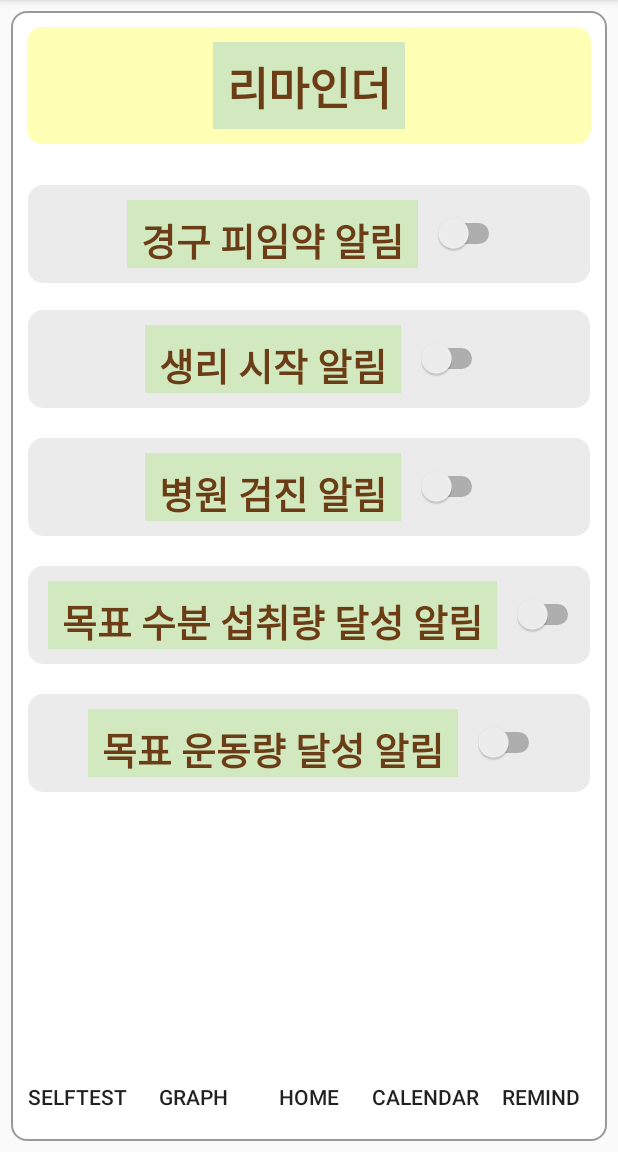
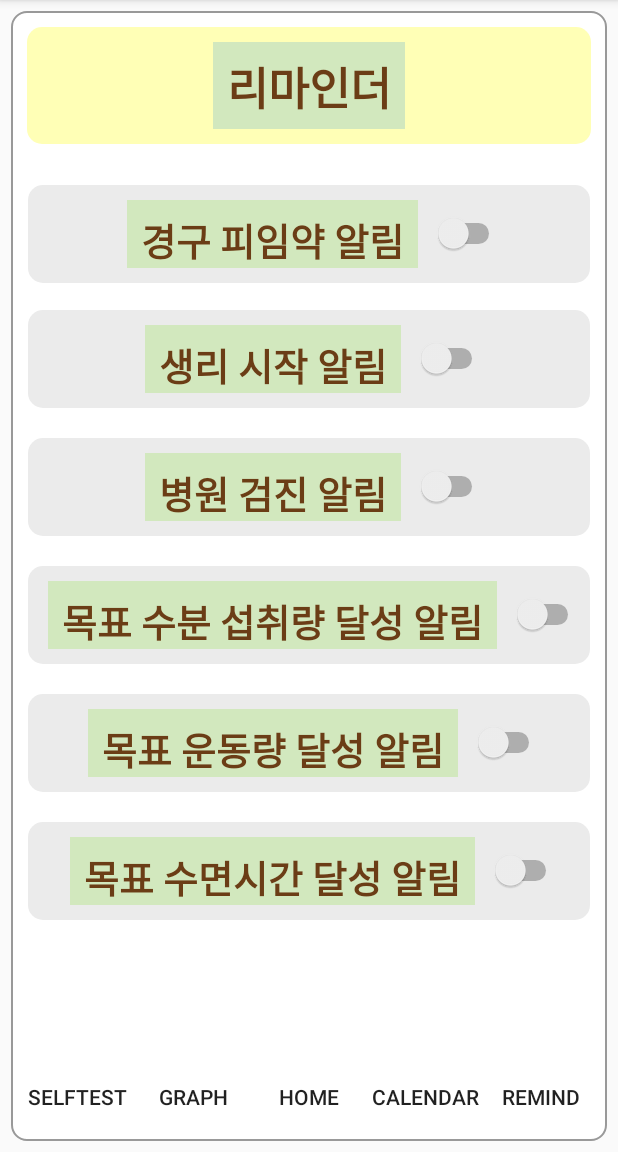
Before and after one commit to aelim0409/magicmadic, an Android app: the MainActivity3 screen opened directly, with no data from a screen before it, on a phone screen of 412 x 824 dp, the part 84-1236 px from its top. Run offline under Robolectric (Android 15) with nearby library versions, the phone set to English and light mode, and no system bars.

Commit message:
수면시간

```diff
--- a/app/src/main/res/layout/activity_main3.xml
+++ b/app/src/main/res/layout/activity_main3.xml
@@ -240,6 +240,46 @@ tools:context=".MainActivity3">
             android:layout_width="wrap_content"
             android:layout_height="wrap_content" />
     </LinearLayout>
+
+    <LinearLayout
+        android:id="@+id/comp7"
+        android:layout_width="match_parent"
+        android:layout_height="65dp"
+        android:layout_below="@+id/comp6"
+        android:background="@drawable/shape_round_gray"
+        android:gravity="center"
+        android:layout_marginLeft="6dp"
+        android:layout_marginRight="6dp"
+        android:layout_marginTop="10dp"
+        android:layout_marginBottom="10dp"
+        android:paddingVertical="10dp">
+
+        <LinearLayout
+            android:layout_width="wrap_content"
+            android:layout_height="match_parent"
+            android:layout_marginHorizontal="10dp">
+
+            <TextView
+                android:layout_width="wrap_content"
+                android:layout_height="wrap_content"
+                android:background="#d2e8be"
+                android:fontFamily="@font/dx"
+                android:paddingHorizontal="9dp"
+                android:paddingTop="7dp"
+                android:paddingBottom="5dp"
+                android:text="목표 수면시간 달성 알림"
+                android:textColor="@color/brown"
+                android:textSize="25dp"
+                android:textStyle="bold" />
+
+        </LinearLayout>
+
+        <Switch
+            android:id="@+id/switch6"
+            android:layout_width="wrap_content"
+            android:layout_height="wrap_content" />
+    </LinearLayout>
+
     <LinearLayout
         android:layout_width="fill_parent"
 
```
Also changed, not shown: app/src/main/AndroidManifest.xml (+10 -8 lines), app/src/main/java/com/example/myapplication2/sleep_mod_reminder.java (added, +118 -0 lines), app/src/main/res/layout/activity_sleep_mod_reminder.xml (added, +118 -0 lines).
